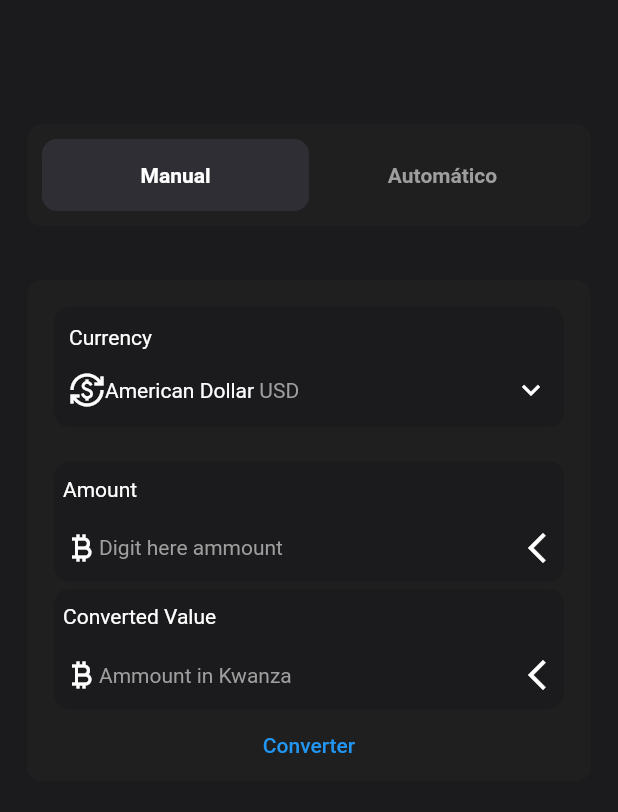
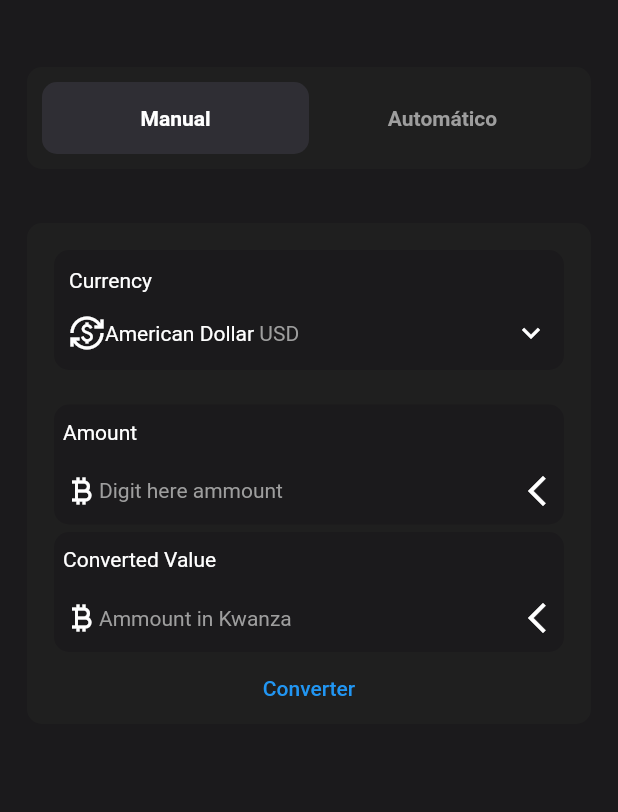
Before and after one commit to geekfabio/exchange, a Flutter app: the screen it shows after launch, on a phone screen of 412 x 824 dp, the part 59-871 px from its top. Run offline on Flutter 3.47's test engine with Material 2 defaults, Android fonts, the phone set to English and light mode, and no system bars; our stand-ins replace bloc; generated files the repository leaves out were written again.

Commit message:
remove margin top

```diff
--- a/lib/exchange/view/home/home_page.dart
+++ b/lib/exchange/view/home/home_page.dart
@@ -18,12 +18,12 @@ class HomePage extends StatelessWidget {
         children: const [
           //Page Header
           SizedBox(
-            height: 48,
+            height: 10,
           ),
           ExchangeTabs(),
           //Page Form
           ExchangeForm(),
-          Spacer()
+          Spacer(),
         ],
       ),
     );
```
